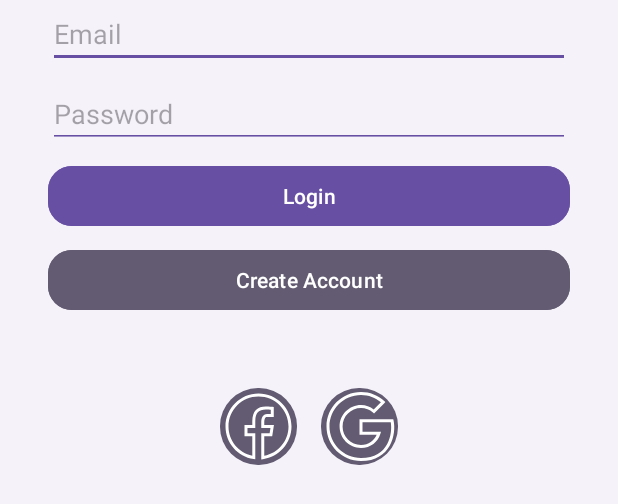
After one commit to MarcosGomezVega/TFG-App-IA-IncidenciasViales, an Android app: the layout activity_login.xml on its own in the app's theme, with its tools: preview values and no code run, on a phone screen of 412 x 824 dp. The commit adds this screen. Shown: the top 504 px of the screen. Run offline under Robolectric (Android 15) with nearby library versions, the phone set to English and light mode, and no system bars.

Commit message:
feat: Add login page frontend #7 - chore: Add new colors - chore: Add new strings - chore: Add new icons - chore: Add new dimens

```diff
--- a/app/app/src/main/AndroidManifest.xml
+++ b/app/app/src/main/AndroidManifest.xml
@@ -12,15 +12,21 @@
     android:supportsRtl="true"
     android:theme="@style/Theme.MyApplication"
     tools:targetApi="31">
+
     <activity
-            android:name=".MainActivity"
+      android:name=".Login"
       android:exported="true">
       <intent-filter>
         <action android:name="android.intent.action.MAIN" />
-
         <category android:name="android.intent.category.LAUNCHER" />
       </intent-filter>
     </activity>
+
+    <activity
+      android:name=".MainActivity"
+      android:exported="true" />
+
+
   </application>
 
 </manifest>
--- /dev/null
+++ b/app/app/src/main/res/drawable/button_social.xml
@@ -0,0 +1,5 @@
+<?xml version="1.0" encoding="utf-8"?>
+<shape xmlns:android="http://schemas.android.com/apk/res/android">
+  <corners android:radius="25dp"/>
+  <solid android:color="@color/colorSecondary"/>
+</shape>
--- /dev/null
+++ b/app/app/src/main/res/drawable/icons8_facebook.xml
@@ -0,0 +1,9 @@
+<vector xmlns:android="http://schemas.android.com/apk/res/android"
+    android:width="50dp"
+    android:height="50dp"
+    android:viewportWidth="50"
+    android:viewportHeight="50">
+  <path
+      android:fillColor="@color/white"
+      android:pathData="M25,3C12.862,3 3,12.862 3,25C3,36.019 11.128,45.138 21.713,46.729L22.861,46.902L22.861,29.566L17.664,29.566L17.664,26.047L22.861,26.047L22.861,21.373C22.861,18.495 23.552,16.599 24.695,15.41C25.839,14.221 27.528,13.621 29.879,13.621C31.759,13.621 32.49,13.735 33.186,13.82L33.186,16.701L30.738,16.701C29.35,16.701 28.21,17.476 27.619,18.508C27.028,19.54 26.844,20.772 26.844,22.027L26.844,26.045L32.967,26.045L32.422,29.564L26.844,29.564L26.844,46.93L27.979,46.775C38.714,45.319 47,36.127 47,25C47,12.862 37.138,3 25,3zM25,5C36.058,5 45,13.942 45,25C45,34.73 38.036,42.732 28.844,44.533L28.844,31.564L34.137,31.564L35.299,24.045L28.844,24.045L28.844,22.027C28.844,20.99 29.034,20.06 29.354,19.502C29.673,18.944 29.982,18.701 30.738,18.701L35.186,18.701L35.186,12.01L34.318,11.893C33.719,11.811 32.349,11.621 29.879,11.621C27.176,11.621 24.856,12.357 23.254,14.023C21.652,15.689 20.861,18.17 20.861,21.373L20.861,24.047L15.664,24.047L15.664,31.566L20.861,31.566L20.861,44.471C11.817,42.555 5,34.624 5,25C5,13.942 13.942,5 25,5z"/>
+</vector>
--- /dev/null
+++ b/app/app/src/main/res/drawable/icons8_google.xml
@@ -0,0 +1,9 @@
+<vector xmlns:android="http://schemas.android.com/apk/res/android"
+    android:width="50dp"
+    android:height="50dp"
+    android:viewportWidth="50"
+    android:viewportHeight="50">
+  <path
+      android:fillColor="@color/white"
+      android:pathData="M26,2C13.309,2 3,12.309 3,25C3,37.691 13.309,48 26,48C35.918,48 41.973,43.438 45.125,37.781C48.277,32.125 48.676,25.48 47.719,20.938L47.531,20.156L46.75,20.156L26,20.125L25,20.125L25,30.531L36.438,30.531C34.711,34.531 31.195,37.281 26,37.281C19.211,37.281 13.719,31.789 13.719,25C13.719,18.211 19.211,12.719 26,12.719C29.051,12.719 31.82,13.848 33.969,15.688L34.688,16.281L41.531,9.438L42.25,8.688L41.5,8C37.414,4.277 31.961,2 26,2ZM26,4C31.074,4 35.652,5.855 39.281,8.844L34.469,13.656C32.09,11.879 29.199,10.719 26,10.719C18.129,10.719 11.719,17.129 11.719,25C11.719,32.871 18.129,39.281 26,39.281C32.551,39.281 37.262,35.266 38.938,29.813L39.344,28.531L27,28.531L27,22.125L45.844,22.156C46.508,26.191 46.066,31.984 43.375,36.813C40.516,41.938 35.32,46 26,46C14.387,46 5,36.609 5,25C5,13.391 14.387,4 26,4Z"/>
+</vector>
--- /dev/null
+++ b/app/app/src/main/res/layout/activity_login.xml
@@ -0,0 +1,104 @@
+<?xml version="1.0" encoding="utf-8"?>
+<androidx.constraintlayout.widget.ConstraintLayout xmlns:android="http://schemas.android.com/apk/res/android"
+  xmlns:app="http://schemas.android.com/apk/res-auto"
+  xmlns:tools="http://schemas.android.com/tools"
+  android:layout_width="match_parent"
+  android:layout_height="match_parent"
+  android:background="@color/background"
+  tools:context=".Login"
+  >
+
+  <EditText
+    android:id="@+id/emailLogin"
+    android:layout_width="match_parent"
+    android:layout_height="wrap_content"
+    android:layout_marginStart="32dp"
+    android:layout_marginEnd="32dp"
+    android:ems="10"
+    android:hint="@string/email"
+    android:backgroundTint="@color/colorPrimary"
+    app:layout_constraintEnd_toEndOf="parent"
+    app:layout_constraintStart_toStartOf="parent"
+    tools:layout_editor_absoluteY="154dp"
+    />
+
+  <EditText
+    android:id="@+id/passwordLogin"
+    android:layout_width="match_parent"
+    android:layout_height="wrap_content"
+    android:layout_marginStart="32dp"
+    android:layout_marginTop="8dp"
+    android:layout_marginEnd="32dp"
+    android:ems="10"
+    android:hint="@string/passwd"
+    android:inputType="textPassword"
+    android:backgroundTint="@color/colorPrimary"
+    app:layout_constraintEnd_toEndOf="parent"
+    app:layout_constraintStart_toStartOf="parent"
+    app:layout_constraintTop_toBottomOf="@+id/emailLogin" />
+
+  <Button
+    android:id="@+id/buttonLogin"
+    android:layout_width="match_parent"
+    android:layout_height="wrap_content"
+    android:layout_marginStart="32dp"
+    android:layout_marginTop="8dp"
+    android:layout_marginEnd="32dp"
+    android:text="@string/login"
+    android:textColor="@color/onPrimary"
+    android:backgroundTint="@color/colorPrimary"
+    app:layout_constraintEnd_toEndOf="parent"
+    app:layout_constraintStart_toStartOf="parent"
+    app:layout_constraintTop_toBottomOf="@+id/passwordLogin"
+    app:cornerRadius="16dp"/>
+
+  <Button
+    android:id="@+id/buttonCreateAccount"
+    android:layout_width="match_parent"
+    android:layout_height="wrap_content"
+    android:layout_marginStart="32dp"
+    android:layout_marginTop="8dp"
+    android:layout_marginEnd="32dp"
+    android:text="@string/create_account"
+    android:backgroundTint="@color/colorSecondary"
+    android:textColor="@color/onSecondary"
+    app:cornerRadius="16dp"
+    app:layout_constraintEnd_toEndOf="parent"
+    app:layout_constraintHorizontal_bias="0.0"
+    app:layout_constraintStart_toStartOf="parent"
+    app:layout_constraintTop_toBottomOf="@+id/buttonLogin"
+    />
+
+  <LinearLayout
+    android:layout_width="wrap_content"
+    android:layout_height="wrap_content"
+    android:layout_marginStart="32dp"
+    android:layout_marginTop="32dp"
+    android:layout_marginEnd="32dp"
+    android:orientation="horizontal"
+    android:padding="8dp"
+    app:layout_constraintEnd_toEndOf="parent"
+    app:layout_constraintStart_toStartOf="parent"
+    app:layout_constraintTop_toBottomOf="@+id/buttonCreateAccount">
+
+    <ImageButton
+      android:id="@+id/buttonFacebook"
+      android:layout_width="51dp"
+      android:layout_height="51dp"
+      android:layout_margin="8dp"
+      android:layout_weight="1"
+      android:background="@drawable/button_social"
+      android:scaleType="center"
+      app:srcCompat="@drawable/icons8_facebook" />
+
+    <ImageButton
+      android:id="@+id/buttonGoogle"
+      android:layout_width="51dp"
+      android:layout_height="51dp"
+      android:layout_margin="8dp"
+      android:layout_weight="1"
+      android:background="@drawable/button_social"
+      app:srcCompat="@drawable/icons8_google" />
+  </LinearLayout>
+
+</androidx.constraintlayout.widget.ConstraintLayout>
--- a/app/app/src/main/res/layout/activity_main.xml
+++ b/app/app/src/main/res/layout/activity_main.xml
@@ -4,15 +4,4 @@
     xmlns:tools="http://schemas.android.com/tools"
     android:layout_width="match_parent"
     android:layout_height="match_parent"
-    tools:context=".MainActivity">
-
-    <TextView
-        android:layout_width="wrap_content"
-        android:layout_height="wrap_content"
-        android:text="Hello World!"
-        app:layout_constraintBottom_toBottomOf="parent"
-        app:layout_constraintEnd_toEndOf="parent"
-        app:layout_constraintStart_toStartOf="parent"
-        app:layout_constraintTop_toTopOf="parent" />
-
-</androidx.constraintlayout.widget.ConstraintLayout>
+    tools:context=".MainActivity"/>
--- /dev/null
+++ b/app/app/src/main/res/values-land/dimens.xml
@@ -0,0 +1,3 @@
+<resources>
+ <dimen name="activity_horizontal_margin">48dp</dimen>
+</resources>
--- /dev/null
+++ b/app/app/src/main/res/values-w1240dp/dimens.xml
@@ -0,0 +1,3 @@
+<resources>
+ <dimen name="activity_horizontal_margin">200dp</dimen>
+</resources>
--- /dev/null
+++ b/app/app/src/main/res/values-w600dp/dimens.xml
@@ -0,0 +1,3 @@
+<resources>
+ <dimen name="activity_horizontal_margin">48dp</dimen>
+</resources>
--- a/app/app/src/main/res/values/colors.xml
+++ b/app/app/src/main/res/values/colors.xml
@@ -1,5 +1,23 @@
 <?xml version="1.0" encoding="utf-8"?>
 <resources>
-    <color name="black">#FF000000</color>
-    <color name="white">#FFFFFFFF</color>
+  <!-- Colores básicos -->
+  <color name="black">#FF000000</color>
+  <color name="white">#FFFFFFFF</color>
+
+  <!-- Paleta basada en Material 3 tonos morados -->
+  <color name="colorPrimary">#6750A4</color> <!-- Morado principal -->
+  <color name="onPrimary">#FFFFFF</color> <!-- Texto sobre el color primario -->
+  <color name="primaryContainer">#EADDFF</color> <!-- Fondo suave morado -->
+  <color name="onPrimaryContainer">#21005D</color> <!-- Texto sobre fondo primario container -->
+
+  <color name="colorSecondary">#625B71</color> <!-- Secundario gris-morado -->
+  <color name="onSecondary">#FFFFFF</color> <!-- Texto sobre secundario -->
+  <color name="secondaryContainer">#E8DEF8</color> <!-- Fondo suave secundario -->
+  <color name="onSecondaryContainer">#1D192B</color> <!-- Texto sobre container secundario -->
+
+  <color name="background">#F6F2FA</color> <!-- Fondo general -->
+  <color name="onBackground">#1C1B1F</color> <!-- Texto sobre fondo -->
+
+  <color name="surface">#FFFBFE</color> <!-- Superficies como cards, sheets -->
+  <color name="onSurface">#1C1B1F</color> <!-- Texto sobre superficies -->
 </resources>
--- /dev/null
+++ b/app/app/src/main/res/values/dimens.xml
@@ -0,0 +1,5 @@
+<resources>
+    <!-- Default screen margins, per the Android Design guidelines. -->
+ <dimen name="activity_horizontal_margin">16dp</dimen>
+ <dimen name="activity_vertical_margin">16dp</dimen>
+</resources>
--- a/app/app/src/main/res/values/strings.xml
+++ b/app/app/src/main/res/values/strings.xml
@@ -1,3 +1,17 @@
 <resources>
-    <string name="app_name">My Application</string>
+  <string name="app_name">My Application</string>
+  <string name="title_activity_login">Login</string>
+  <string name="prompt_email">Email</string>
+  <string name="prompt_password">Password</string>
+  <string name="action_sign_in">Sign in or register</string>
+  <string name="action_sign_in_short">Sign in</string>
+  <string name="welcome">"Welcome !"</string>
+  <string name="invalid_username">Not a valid username</string>
+  <string name="invalid_password">Password must be >5 characters</string>
+  <string name="login_failed">"Login failed"</string>
+  <string name="login">"Login"</string>
+  <string name="create_account">"Create Account"</string>
+  <string name="passwd">"Password"</string>
+  <string name="email">"Email"</string>
+
 </resources>
```
Lines whose indentation alone changed are shown as unchanged.
